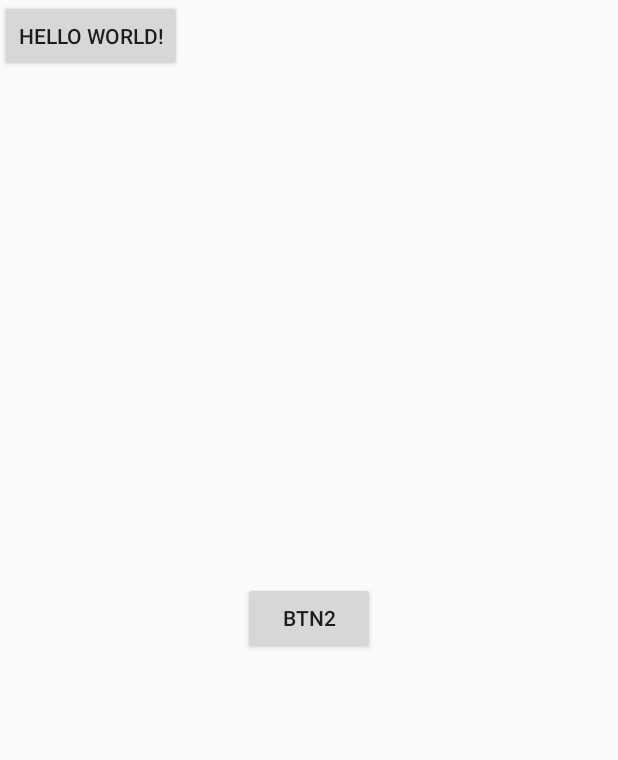
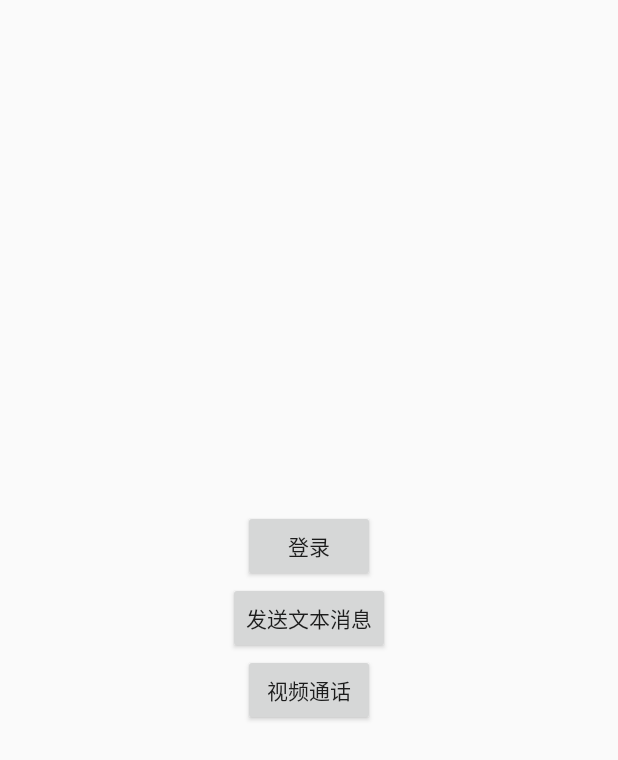
Before and after one commit to bestchenq/Yunxin, an Android app: the layout activity_main.xml on its own in the app's theme, with its tools: preview values and no code run, on a phone screen of 412 x 824 dp. Shown: the top 760 px of the screen. Run offline under Robolectric (Android 15) with nearby library versions, the phone set to English and light mode, and no system bars.

Commit message:
优化布局

```diff
--- a/app/src/main/res/layout/activity_main.xml
+++ b/app/src/main/res/layout/activity_main.xml
@@ -10,20 +10,29 @@
         android:id="@+id/btn"
         android:layout_width="wrap_content"
         android:layout_height="wrap_content"
-        android:text="Hello World!"
+        android:text="登录"
         app:layout_constraintLeft_toLeftOf="parent"
-
-        app:layout_constraintTop_toTopOf="parent" />
+        app:layout_constraintRight_toRightOf="parent"
+        app:layout_constraintBottom_toTopOf="@id/btn2"/>
 
     <Button
         android:id="@+id/btn2"
         android:layout_width="wrap_content"
         android:layout_height="wrap_content"
-        android:text="BTN2"
+        android:text="发送文本消息"
         app:layout_constraintBottom_toBottomOf="parent"
         app:layout_constraintLeft_toLeftOf="parent"
         app:layout_constraintRight_toRightOf="parent"
         app:layout_constraintTop_toTopOf="parent" />
 
+    <Button
+        android:id="@+id/btn3"
+        android:layout_width="wrap_content"
+        android:layout_height="wrap_content"
+        android:text="视频通话"
+        app:layout_constraintLeft_toLeftOf="parent"
+        app:layout_constraintRight_toRightOf="parent"
+        app:layout_constraintTop_toBottomOf="@id/btn2" />
+
 
 </android.support.constraint.ConstraintLayout>
```
Also changed, not shown: app/src/main/java/com/example/ubt/yunxindemo/MainActivity.java (+10 -11 lines).
